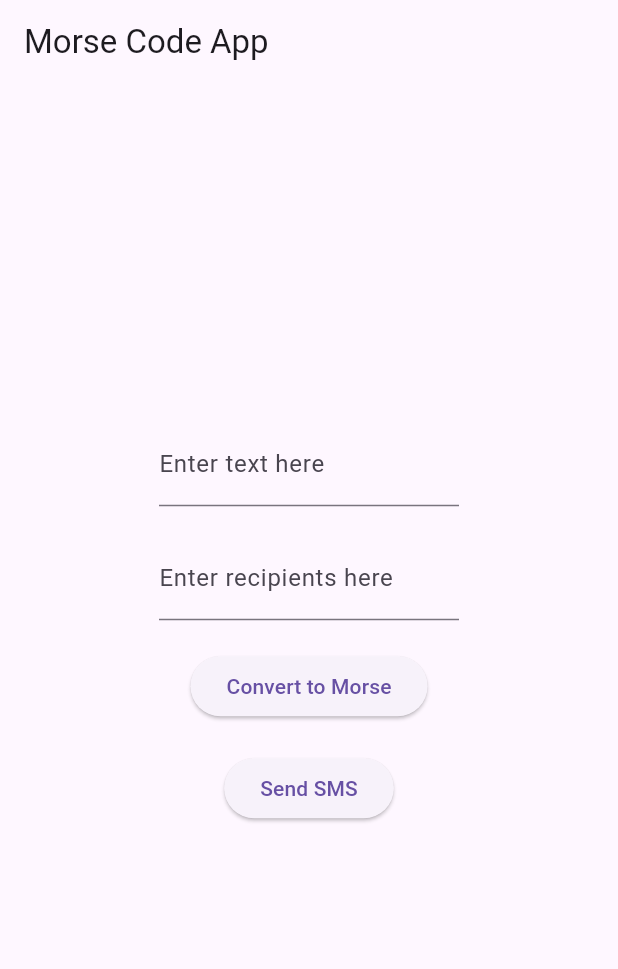
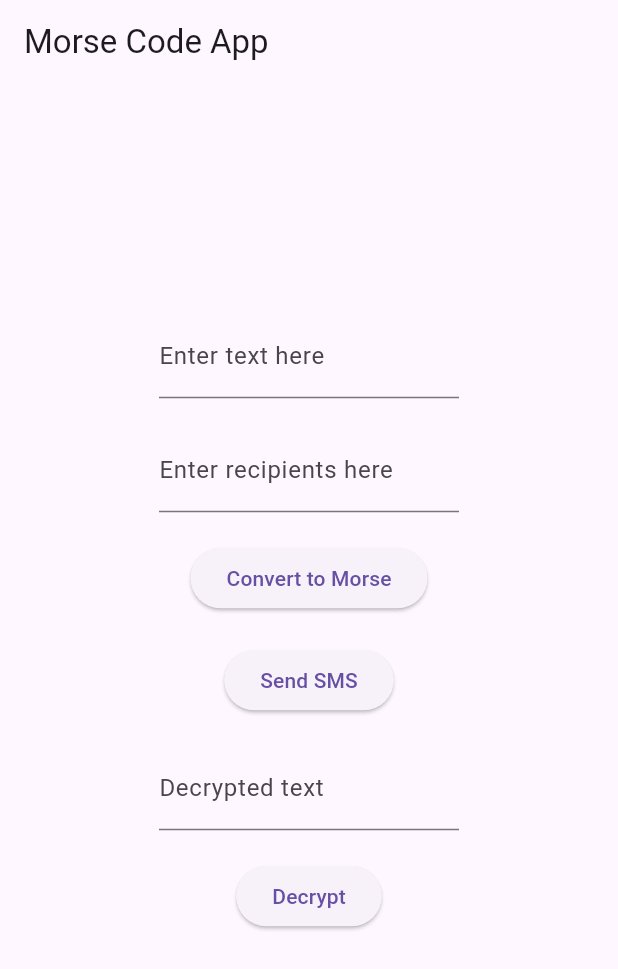
Before and after one commit to ClaudiaSolomon/TPPM, a Flutter app: the screen it shows after launch, after a tap on "Send SMS", on a phone screen of 412 x 824 dp. Shown: the top 969 px of the screen. Run offline on Flutter 3.47's test engine with Material 3 defaults, Android fonts, the phone set to English and light mode, and no system bars; our stand-ins replace plugin_platform_interface; missing offline and left inert: dart:html, torch_controller.

Commit message:
+ decriptare

```diff
--- a/proiect/proiecttppm/lib/main.dart
+++ b/proiect/proiecttppm/lib/main.dart
@@ -17,6 +17,8 @@ class MyAppState extends State<MyApp> {
   final torchController = TorchController();
   final TextEditingController _messageController = TextEditingController();
   final TextEditingController _recipientController = TextEditingController();
+  final TextEditingController _decryptedTextController =
+      TextEditingController();
   String code = '';
   Map<String, String> morseCodeMap = {
     'A': '.-',
@@ -69,12 +71,19 @@ class MyAppState extends State<MyApp> {
 
     flashlight(code);
   }
+
   void onSendSMSPressed() {
-      String message = code;
-      String msg = message.replaceAll("#", "\n");
-      List<String> recipients = _recipientController.text.split(',');
-      sendSMStopeople(msg, recipients);
-    }
+    String message = code;
+    // String msg = message.replaceAll("#", "\n");
+    List<String> recipients = _recipientController.text.split(',');
+    sendSMStopeople(message, recipients);
+  }
+
+  void onDecryptPressed() {
+    setState(() {
+      _displayText = decryptMorseCode(_decryptedTextController.text);
+    });
+  }
 
   @override
   Widget build(BuildContext context) {
@@ -100,7 +109,8 @@ class MyAppState extends State<MyApp> {
             width: 200,
             child: TextField(
               controller: _recipientController,
-              decoration: const InputDecoration(labelText: "Enter recipients here"),
+              decoration:
+                  const InputDecoration(labelText: "Enter recipients here"),
             ),
           ),
           const SizedBox(height: 20),
@@ -112,6 +122,19 @@ class MyAppState extends State<MyApp> {
           ElevatedButton(
             onPressed: onSendSMSPressed,
             child: const Text("Send SMS"),
+          ),
+          const SizedBox(height: 20),
+          SizedBox(
+            width: 200,
+            child: TextField(
+              controller: _decryptedTextController,
+              decoration: const InputDecoration(labelText: "Decrypted text"),
+            ),
+          ),
+          const SizedBox(height: 20),
+          ElevatedButton(
+            onPressed: onDecryptPressed,
+            child: const Text("Decrypt"),
           ),
           const SizedBox(height: 20),
           Text(_displayText, style: const TextStyle(fontSize: 20)),
@@ -133,6 +156,28 @@ class MyAppState extends State<MyApp> {
     return result;
   }
 
+  String decryptMorseCode(String text) {
+    String result = '';
+    List<String> words = text.split('#'); // Desparte textul în cuvinte
+
+    for (String word in words) {
+      List<String> letters = word.split(' '); // Desparte cuvântul în litere
+      for (String letter in letters) {
+        // Caută cheia corespunzătoare valorii codului Morse în map
+        String decodedLetter = morseCodeMap.entries
+            .firstWhere(
+              (entry) => entry.value == letter,
+              orElse: () => MapEntry('', ''),
+            )
+            .key;
+        result += decodedLetter;
+      }
+      result += ' '; // Adaugă un spațiu între cuvinte
+    }
+
+    return result.trim(); // Elimină spațiile suplimentare de la final
+  }
+
   /*
   1 secunda intre fiecare . sau -
   3 secunde intre fiecare litera
@@ -147,8 +192,7 @@ class MyAppState extends State<MyApp> {
     bool isOn = await torchController.toggle() as bool;
     while (i < text.length) {
       setState(() {
-        if(text[i]!='#'&& text[i]!=' ')
-        {
+        if (text[i] != '#' && text[i] != ' ') {
           letter += text[i];
         }
 
```
